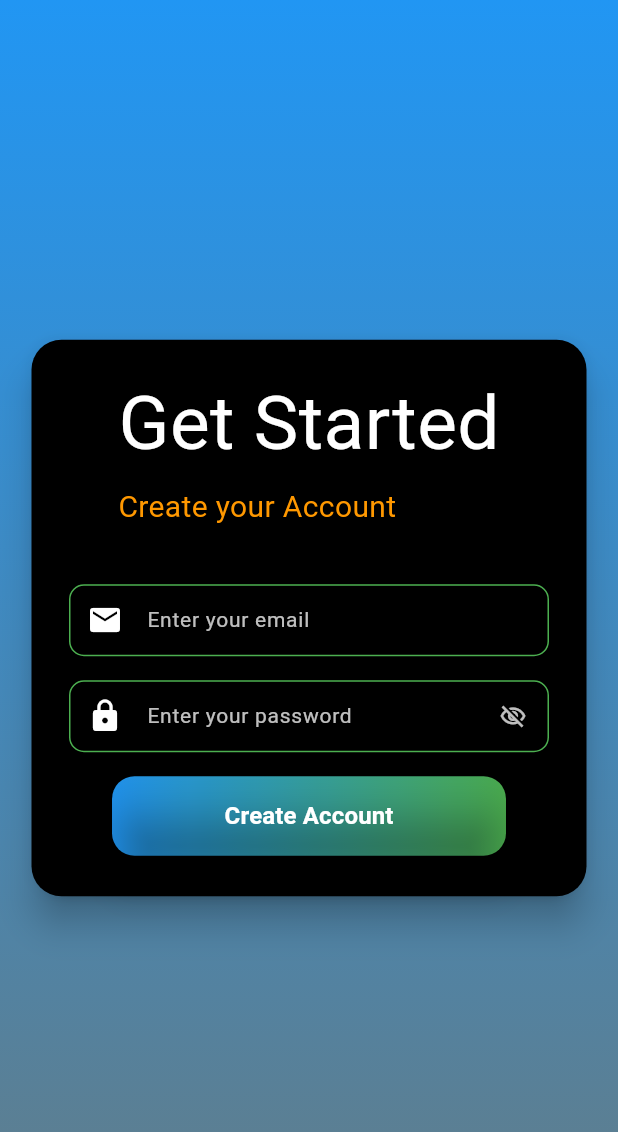
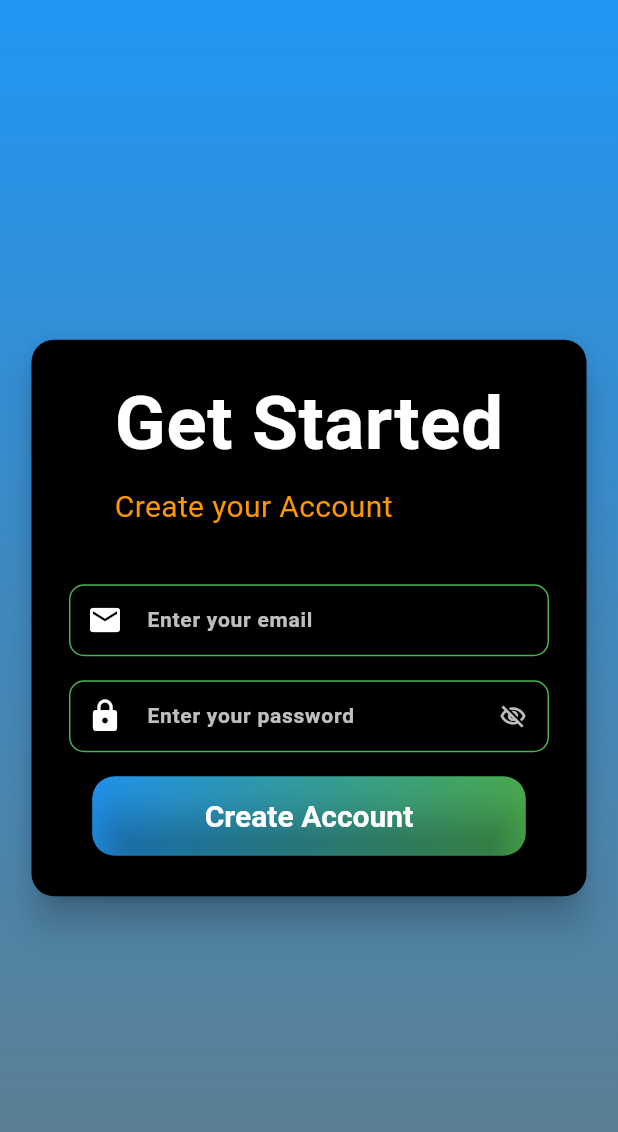
Before and after one commit to Prathamesh0009/flutter_api_test, a Flutter app: the screen it shows after launch, on a phone screen of 412 x 824 dp. Shown: the top 1132 px of the screen. Run offline on Flutter 3.47's test engine with Material 3 defaults, Android fonts, the phone set to English and light mode, and no system bars.

Commit message:
added_centralized_styling

```diff
--- /dev/null
+++ b/lib/constants/styles.dart
@@ -0,0 +1,102 @@
+import 'package:flutter/material.dart';
+
+class AppStyles {
+  // Text Styles
+  static const TextStyle titleTextStyle = TextStyle(
+    color: Colors.white,
+    fontSize: 50,
+    fontWeight: FontWeight.bold,
+  );
+
+  static const TextStyle subTitleTextStyle = TextStyle(
+    color: Colors.orange,
+    fontSize: 20,
+    fontWeight: FontWeight.normal,
+  );
+
+  static const TextStyle profileNameStyle = TextStyle(
+    fontSize: 20,
+    fontWeight: FontWeight.bold,
+    color: Colors.white,
+  );
+
+  static const TextStyle profileDescriptionStyle = TextStyle(
+    fontSize: 16,
+    fontWeight: FontWeight.bold,
+    color: Colors.orange,
+  );
+
+  // Container Styles
+  static BoxDecoration cardDecoration = BoxDecoration(
+    color: Colors.black,
+    borderRadius: BorderRadius.circular(15),
+    boxShadow: [
+      BoxShadow(
+        color: Colors.black54,
+        offset: Offset(0, 4),
+        blurRadius: 8,
+      ),
+    ],
+  );
+
+  // Input Decoration
+  static InputDecoration emailInputDecoration = InputDecoration(
+    prefixIcon: Icon(Icons.email, color: Colors.white),
+    filled: true,
+    fillColor: Colors.black,
+    hintText: 'Enter your email',
+    hintStyle: TextStyle(color: Colors.white.withOpacity(0.75)),
+    contentPadding: EdgeInsets.symmetric(horizontal: 20.0),
+    border: OutlineInputBorder(
+      borderSide: BorderSide(color: Colors.green, width: 1.0),
+      borderRadius: BorderRadius.circular(10.0),
+    ),
+    focusedBorder: OutlineInputBorder(
+      borderSide: BorderSide(color: Colors.green, width: 1.0),
+      borderRadius: BorderRadius.circular(10.0),
+    ),
+    enabledBorder: OutlineInputBorder(
+      borderSide: BorderSide(color: Colors.green, width: 1.0),
+      borderRadius: BorderRadius.circular(10.0),
+    ),
+    errorBorder: OutlineInputBorder(
+      borderSide: BorderSide(color: Colors.red, width: 1.0),
+      borderRadius: BorderRadius.circular(10.0),
+    ),
+  );
+
+  static InputDecoration passwordInputDecoration = InputDecoration(
+    prefixIcon: Icon(Icons.lock, color: Colors.white),
+    filled: true,
+    fillColor: Colors.black,
+    hintText: 'Enter your password',
+    hintStyle: TextStyle(color: Colors.white.withOpacity(0.75)),
+    contentPadding: EdgeInsets.symmetric(horizontal: 20.0),
+    border: OutlineInputBorder(
+      borderSide: BorderSide(color: Colors.green, width: 1.0),
+      borderRadius: BorderRadius.circular(10.0),
+    ),
+    focusedBorder: OutlineInputBorder(
+      borderSide: BorderSide(color: Colors.green, width: 1.0),
+      borderRadius: BorderRadius.circular(10.0),
+    ),
+    enabledBorder: OutlineInputBorder(
+      borderSide: BorderSide(color: Colors.green, width: 1.0),
+      borderRadius: BorderRadius.circular(10.0),
+    ),
+    errorBorder: OutlineInputBorder(
+      borderSide: BorderSide(color: Colors.red, width: 1.0),
+      borderRadius: BorderRadius.circular(10.0),
+    ),
+  );
+
+  // Button Styles
+  static ButtonStyle raisedButtonStyle = ElevatedButton.styleFrom(
+    backgroundColor: Colors.orange,
+    shape: RoundedRectangleBorder(
+      borderRadius: BorderRadius.circular(12),
+    ),
+    padding: EdgeInsets.symmetric(vertical: 12, horizontal: 30),
+    textStyle: TextStyle(color: Colors.white),
+  );
+}
--- a/lib/main.dart
+++ b/lib/main.dart
@@ -1,6 +1,5 @@
 import 'package:flutter/material.dart';
 import 'package:flutter_application_3/screens/signup_screen.dart';
-import 'package:flutter_application_3/screens/welcome_screen.dart';
 
 void main() {
   runApp(const MainApp());
@@ -10,14 +9,15 @@ class MainApp extends StatelessWidget {
   const MainApp({super.key});
 
   @override
-  Widget build(BuildContext context) { //build method returns a widge, it is called whenever we need to rebuild the screen i.e when the data changes
-    return MaterialApp( //used as the root of the application and allows us to configure themes and routes
+  Widget build(BuildContext context) {
+    return MaterialApp(
       title: 'Social',
+      debugShowCheckedModeBanner: false, // Hides the debug banner for production
       theme: ThemeData(
         primarySwatch: Colors.blue,
+        fontFamily: 'Roboto',
       ),
-
-      home: SignUp(),
+      home: const SignUp(), // The default entry screen of the application
     );
   }
 }
--- a/lib/screens/profile_screen.dart
+++ b/lib/screens/profile_screen.dart
@@ -1,4 +1,5 @@
 import 'package:flutter/material.dart';
+import 'package:flutter_application_3/constants/styles.dart';
 import 'package:flutter_application_3/widgets/profile_content.dart';
 
 class Profile extends StatefulWidget {
@@ -18,7 +19,10 @@ class _ProfileState extends State<Profile> {
       appBar: AppBar(
         backgroundColor: Colors.orange,
         elevation: 0,
-        title: const Text('Profile Screen'),
+        title: const Text(
+          'Profile Screen',
+          style: TextStyle(color: Colors.white),
+        ),
       ),
       drawer: const Drawer(),
       body: Container(
@@ -38,8 +42,8 @@ class _ProfileState extends State<Profile> {
             child: Material(
               elevation: 10,
               shadowColor: Colors.black,
-              borderRadius: BorderRadius.circular(15),
-              color: Colors.black,
+              borderRadius: AppStyles.cardDecoration.borderRadius,
+              color: AppStyles.cardDecoration.color,
               child: Container(
                 width: 350,
                 padding: const EdgeInsets.all(20.0),
--- a/lib/screens/signup_screen.dart
+++ b/lib/screens/signup_screen.dart
@@ -1,7 +1,9 @@
 import 'package:flutter/material.dart';
+import 'package:flutter_application_3/constants/styles.dart';
 import 'package:flutter_application_3/widgets/button.dart';
 import 'package:flutter_application_3/widgets/email_input.dart';
 import 'package:flutter_application_3/widgets/password_input.dart';
+
 
 class SignUp extends StatefulWidget {
   const SignUp({super.key});
@@ -33,25 +35,17 @@ class _SignUpState extends State<SignUp> {
               child: Material(
                 elevation: 10,
                 shadowColor: Colors.black,
-                borderRadius: BorderRadius.circular(20),
-                color: Colors.black,
+                borderRadius: AppStyles.cardDecoration.borderRadius,
+                color: AppStyles.cardDecoration.color,
                 child: Padding(
                   padding: const EdgeInsets.all(10),
                   child: Container(
                     width: 350,
                     padding: const EdgeInsets.symmetric(
-                        vertical: 10.0, horizontal: 15.0),
-                    decoration: BoxDecoration(
-                      color: Colors.black,
-                      borderRadius: BorderRadius.circular(15),
-                      boxShadow: [
-                        BoxShadow(
-                          color: Colors.black54,
-                          offset: Offset(0, 4),
-                          blurRadius: 8,
-                        ),
-                      ],
+                      vertical: 10.0,
+                      horizontal: 15.0,
                     ),
+                    decoration: AppStyles.cardDecoration,
                     child: Column(
                       children: [
                         Padding(
@@ -61,33 +55,29 @@ class _SignUpState extends State<SignUp> {
                             children: [
                               Text(
                                 'Get Started',
-                                style: const TextStyle(
-                                  color: Colors.white,
-                                  fontSize: 50,
-                                ),
-                                textAlign: TextAlign.left,
+                                style: AppStyles.titleTextStyle,
                               ),
                               const SizedBox(height: 5),
-                              Text('Create your Account',
-                                  style: const TextStyle(
-                                      color: Colors.orange, fontSize: 20),
-                                  textAlign: TextAlign.left),
+                              Text(
+                                'Create your Account',
+                                style: AppStyles.subTitleTextStyle,
+                              ),
                             ],
                           ),
                         ),
                         const SizedBox(height: 20),
-                        Padding(
-                          padding: const EdgeInsets.symmetric(vertical: 7.0),
+                        const Padding(
+                          padding: EdgeInsets.symmetric(vertical: 7.0),
                           child: EmailInput(),
                         ),
-                         Padding(
-                          padding: const EdgeInsets.symmetric(vertical: 7.0),
+                        const Padding(
+                          padding: EdgeInsets.symmetric(vertical: 7.0),
                           child: PasswordInput(),
                         ),
-                         Padding(
-                          padding: const EdgeInsets.symmetric(vertical: 7.0),
+                        const Padding(
+                          padding: EdgeInsets.symmetric(vertical: 7.0),
                           child: Button(),
-                        )
+                        ),
                       ],
                     ),
                   ),
--- a/lib/screens/welcome_screen.dart
+++ b/lib/screens/welcome_screen.dart
@@ -1,6 +1,6 @@
 import 'package:flutter/material.dart';
 import 'package:flutter_application_3/screens/profile_screen.dart';
-import 'package:flutter_application_3/services/profile_api.dart'; // Import the API service
+import 'package:flutter_application_3/services/profile_api.dart';
 
 class Welcome extends StatefulWidget {
   const Welcome({super.key});
--- a/lib/widgets/button.dart
+++ b/lib/widgets/button.dart
@@ -1,7 +1,7 @@
-import 'dart:convert';
 import 'package:flutter/material.dart';
-import 'package:http/http.dart' as http;
+import 'package:flutter_application_3/constants/styles.dart';
 import 'package:flutter_application_3/screens/welcome_screen.dart';
+
 
 class Button extends StatefulWidget {
   const Button({super.key});
@@ -16,16 +16,15 @@ class _ButtonState extends State<Button> {
   @override
   Widget build(BuildContext context) {
     return DecoratedBox(
-      decoration: BoxDecoration(
-        borderRadius: BorderRadius.circular(15),
+      decoration: AppStyles.cardDecoration.copyWith(
         gradient: const LinearGradient(colors: [Colors.blue, Colors.green]),
       ),
       child: ElevatedButton(
-        style: ButtonStyle(
-          elevation: MaterialStateProperty.all(10), // Corrected style property
-          alignment: Alignment.center,
+        style: AppStyles.raisedButtonStyle.copyWith(
+          elevation: MaterialStateProperty.all(10),
           padding: MaterialStateProperty.all(
-              const EdgeInsets.symmetric(horizontal: 75, vertical: 15)),
+            const EdgeInsets.symmetric(horizontal: 75, vertical: 15),
+          ),
           backgroundColor: MaterialStateProperty.all(Colors.transparent),
           shape: MaterialStateProperty.all(
             RoundedRectangleBorder(
@@ -35,20 +34,15 @@ class _ButtonState extends State<Button> {
         ),
         onPressed: () async {
           Navigator.push(
-              context, MaterialPageRoute(builder: (context) => const Welcome()));
+            context,
+            MaterialPageRoute(builder: (context) => const Welcome()),
+          );
         },
         child: const Text(
           'Create Account',
-          style: TextStyle(
-            color: Colors.white,
-            fontSize: 16,
-            fontWeight: FontWeight.bold,
-          ),
+          style: AppStyles.profileNameStyle,
         ),
       ),
     );
   }
-
-
-
 }
--- a/lib/widgets/email_input.dart
+++ b/lib/widgets/email_input.dart
@@ -1,4 +1,6 @@
 import 'package:flutter/material.dart';
+import 'package:flutter_application_3/constants/styles.dart';
+
 
 class EmailInput extends StatelessWidget {
   const EmailInput({super.key});
@@ -9,33 +11,8 @@ class EmailInput extends StatelessWidget {
       height: 50,
       child: TextField(
         keyboardType: TextInputType.emailAddress,
-        style: const TextStyle(color: Colors.white, fontSize: 14),
-        decoration: InputDecoration(
-          prefixIcon: Icon(Icons.email, color: Colors.white),
-          filled: true,
-          fillColor: Colors.black,
-          hintText: 'Enter your email',
-          hintStyle: TextStyle(
-            color: Colors.white.withOpacity(0.75),
-          ),
-          contentPadding: EdgeInsets.symmetric(horizontal: 20.0),
-          border: OutlineInputBorder(
-            borderSide: BorderSide(color: Colors.green, width: 1.0),
-            borderRadius: BorderRadius.circular(10.0),
-          ),
-          focusedBorder: OutlineInputBorder(
-            borderSide: BorderSide(color: Colors.green, width: 1.0),
-            borderRadius: BorderRadius.circular(10.0),
-          ),
-          enabledBorder: OutlineInputBorder(
-            borderSide: BorderSide(color: Colors.green, width: 1.0),
-            borderRadius: BorderRadius.circular(10.0),
-          ),
-          errorBorder: OutlineInputBorder(
-            borderSide: BorderSide(color: Colors.red, width: 1.0),
-            borderRadius: BorderRadius.circular(10.0),
-          ),
-        ),
+        style: AppStyles.profileDescriptionStyle.copyWith(fontSize: 14),
+        decoration: AppStyles.emailInputDecoration,
       ),
     );
   }
--- a/lib/widgets/menu_item.dart
+++ b/lib/widgets/menu_item.dart
@@ -1,4 +1,5 @@
 import 'package:flutter/material.dart';
+import 'package:flutter_application_3/constants/styles.dart';
 
 class MenuItem extends StatelessWidget {
   final String text;
@@ -14,7 +15,6 @@ class MenuItem extends StatelessWidget {
 
   @override
   Widget build(BuildContext context) {
-
     return Padding(
       padding: const EdgeInsets.symmetric(vertical: 8.0),
       child: Row(
@@ -24,18 +24,12 @@ class MenuItem extends StatelessWidget {
           Expanded(
             child: Text(
               text,
-              style: TextStyle(
-                fontSize: 16,
-                color: Colors.white,
-              ),
+              style: AppStyles.profileDescriptionStyle.copyWith(fontSize: 16),
             ),
           ),
           Text(
             value,
-            style: TextStyle(
-              fontSize: 14,
-              color: Colors.white,
-            ),
+            style: AppStyles.profileDescriptionStyle.copyWith(fontSize: 14),
           ),
         ],
       ),
--- a/lib/widgets/password_input.dart
+++ b/lib/widgets/password_input.dart
@@ -1,4 +1,5 @@
 import 'package:flutter/material.dart';
+import 'package:flutter_application_3/constants/styles.dart';
 
 class PasswordInput extends StatefulWidget {
   const PasswordInput({super.key});
@@ -9,46 +10,21 @@ class PasswordInput extends StatefulWidget {
 
 class _PasswordInputState extends State<PasswordInput> {
   bool pwdVisibility = false;
+
   @override
   Widget build(BuildContext context) {
     return Container(
       height: 50,
       child: TextFormField(
         obscureText: !pwdVisibility,
-        style: TextStyle(
-          color: Colors.white,
-          fontSize: 14,
-        ),
-        decoration: InputDecoration(
-          prefixIcon: Icon(Icons.lock, color: Colors.white),
-          filled: true,
-          fillColor: Colors.black,
-          hintText: 'Enter your password',
-          hintStyle: TextStyle(
-            color: Colors.white.withOpacity(0.75),
-          ),
-          contentPadding: EdgeInsets.symmetric(horizontal: 20.0),
-          border: OutlineInputBorder(
-            borderSide: BorderSide(color: Colors.green, width: 1.0),
-            borderRadius: BorderRadius.circular(10.0),
-          ),
-          focusedBorder: OutlineInputBorder(
-            borderSide: BorderSide(color: Colors.green, width: 1.0),
-            borderRadius: BorderRadius.circular(10.0),
-          ),
-          enabledBorder: OutlineInputBorder(
-            borderSide: BorderSide(color: Colors.green, width: 1.0),
-            borderRadius: BorderRadius.circular(10.0),
-          ),
-          errorBorder: OutlineInputBorder(
-            borderSide: BorderSide(color: Colors.red, width: 1.0),
-            borderRadius: BorderRadius.circular(10.0),
-          ),
-      ).copyWith(
-          suffixIcon: InkWell(  //InkWell: Wraps the icon with a tap effect. When tapped, it changes the pwdVisibility variable using setState, triggering a re-render with updated visibility.
+        style: AppStyles.profileDescriptionStyle.copyWith(fontSize: 14),
+        decoration: AppStyles.passwordInputDecoration.copyWith(
+          suffixIcon: InkWell(
             onTap: () => setState(() => pwdVisibility = !pwdVisibility),
             child: Icon(
-              pwdVisibility ? Icons.visibility_outlined : Icons.visibility_off_outlined,
+              pwdVisibility
+                  ? Icons.visibility_outlined
+                  : Icons.visibility_off_outlined,
               color: Colors.white.withOpacity(0.75),
               size: 18,
             ),
@@ -60,7 +36,7 @@ class _PasswordInputState extends State<PasswordInput> {
           }
           return null;
         },
-    ),
+      ),
     );
   }
 }
--- a/lib/widgets/profile_content.dart
+++ b/lib/widgets/profile_content.dart
@@ -1,4 +1,5 @@
 import 'package:flutter/material.dart';
+import 'package:flutter_application_3/constants/styles.dart';
 import 'package:flutter_application_3/widgets/menu_item.dart';
 
 class ProfileContent extends StatefulWidget {
@@ -20,9 +21,7 @@ class _ProfileContentState extends State<ProfileContent> {
       child: Column(
         crossAxisAlignment: CrossAxisAlignment.start,
         children: [
-          const SizedBox(
-            height: 20,
-          ),
+          const SizedBox(height: 20),
           Row(
             children: [
               Container(
@@ -31,36 +30,27 @@ class _ProfileContentState extends State<ProfileContent> {
                 decoration: BoxDecoration(
                   shape: BoxShape.circle,
                   image: DecorationImage(
-                    image: NetworkImage(
-                      profile['image'],
-                    ),
+                    image: NetworkImage(profile['image']),
                     fit: BoxFit.cover,
                   ),
                 ),
               ),
               const SizedBox(width: 15),
-              Expanded( //  allow text wrapping
+              Expanded(
                 child: Column(
                   crossAxisAlignment: CrossAxisAlignment.start,
                   children: [
                     Text(
                       profile['name'],
-                      style: const TextStyle(
-                        fontSize: 20,
-                        fontWeight: FontWeight.bold,
-                        color: Colors.white,
-                      ),
+                      style: AppStyles.profileNameStyle,
                     ),
                     const SizedBox(height: 5),
                     Text(
                       profile['description'],
-                      style: const TextStyle(
-                        fontSize: 16,
-                        fontWeight: FontWeight.bold,
-                        color: Colors.orange,
+                      style: AppStyles.profileDescriptionStyle.copyWith(
+                        overflow: TextOverflow.ellipsis,
                       ),
                       maxLines: 2,
-                      overflow: TextOverflow.ellipsis,
                     ),
                   ],
                 ),
@@ -69,7 +59,7 @@ class _ProfileContentState extends State<ProfileContent> {
           ),
           const SizedBox(height: 20),
           Container(
-            decoration: BoxDecoration(
+            decoration: AppStyles.cardDecoration.copyWith(
               color: Colors.black.withOpacity(0.1),
               borderRadius: BorderRadius.circular(20),
             ),
```
